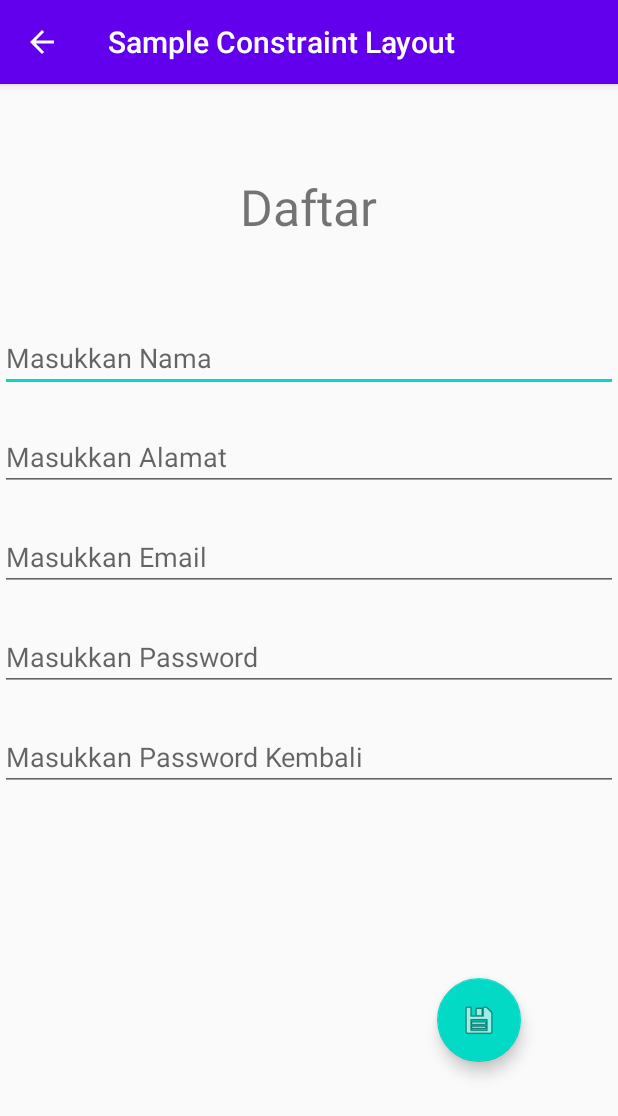
After one commit to priyaihsan/ToastProject, an Android app: the DaftarActivity screen opened directly, with no data from a screen before it, on a phone screen of 412 x 824 dp. The commit adds this screen. Shown: the top 1116 px of the screen. Run offline under Robolectric (Android 15) with nearby library versions, the phone set to English and light mode, and no system bars; 1 statement that could not run was skipped.

Commit message:
floating button

```diff
--- a/app/src/main/AndroidManifest.xml
+++ b/app/src/main/AndroidManifest.xml
@@ -8,6 +8,8 @@
         android:roundIcon="@mipmap/ic_launcher_round"
         android:supportsRtl="true"
         android:theme="@style/AppTheme">
+        <activity android:name=".DaftarActivity"
+            android:parentActivityName=".MainActivity"></activity>
         <activity android:name=".MainActivity">
             <intent-filter>
                 <action android:name="android.intent.action.MAIN" />
@@ -18,6 +20,7 @@
         <activity android:name=".ActivityTwo"
             android:parentActivityName=".MainActivity"
             android:label="@string/label2"></activity>
+
     </application>
 
 </manifest>
--- /dev/null
+++ b/app/src/main/java/com/example/testing/DaftarActivity.java
@@ -0,0 +1,62 @@
+package com.example.testing;
+
+import android.content.Intent;
+import android.os.Bundle;
+import android.view.View;
+import android.widget.EditText;
+import android.widget.Toast;
+
+import androidx.appcompat.app.AppCompatActivity;
+
+import com.google.android.material.floatingactionbutton.FloatingActionButton;
+import com.google.android.material.snackbar.Snackbar;
+
+public class DaftarActivity extends AppCompatActivity {
+    //Deklarasi variabel dengan tipe data EditText
+    EditText edtNama, edtAlamat, edtEmail, edtPassword, edtrepass;
+
+    //Deklarasi variabel dengan tipe data Floating Action Buttom
+    FloatingActionButton fab;
+
+
+    @Override
+    protected void onCreate(Bundle savedInstanceState) {
+        super.onCreate(savedInstanceState);
+        setContentView(R.layout.activity_form);
+
+        fab.setOnClickListener(new View.OnClickListener() {
+            @Override
+            public void onClick(View view) {
+                if(edtNama.getText().toString().isEmpty() ||
+                edtAlamat.getText().toString().isEmpty() ||
+                edtEmail.getText().toString().isEmpty() ||
+                edtPassword.getText().toString().isEmpty() ||
+                edtrepass.getText().toString().isEmpty())
+                {
+                    //menampilkan pesan notifikasi jika seluruh EditText wajib diisi
+                    Snackbar.make(view, "Wajib isi seluruh data !!!", Snackbar.LENGTH_LONG).show();
+                }
+                else {
+                    if(edtPassword.getText().toString().equals(edtrepass.getText().toString())){
+                        //menampilkan pesan notifikasi jika pendaftaran berhasil
+                        Toast.makeText(getApplicationContext(), "Pendaftaran Berhasi...",
+                        Toast.LENGTH_LONG).show();
+
+                        //method untuk kembali ke activity main
+                        Intent i = new Intent(getApplicationContext(), MainActivity.class);
+                        startActivity(i);
+                    }
+                    else {
+                        //menampilkan pesan bahwa isi dari editText password dan repassword
+                        //tidak sama
+                        Snackbar.make(view, "Password dan Repassword harus sama!!!",
+                                Snackbar.LENGTH_LONG).show();
+                    }
+
+                }
+            }
+        });
+    }
+
+
+}
--- a/app/src/main/java/com/example/testing/MainActivity.java
+++ b/app/src/main/java/com/example/testing/MainActivity.java
@@ -1,9 +1,12 @@
 package com.example.testing;
+
 
 import androidx.appcompat.app.AppCompatActivity;
 
 import android.content.Intent;
 import android.os.Bundle;
+import android.view.Menu;
+import android.view.MenuItem;
 import android.view.View;
 import android.widget.Button;
 import android.widget.EditText;
@@ -72,4 +75,21 @@ public class MainActivity extends AppCompatActivity {
             }
         });
     }
+
+    @Override
+    public boolean onCreateOptionsMenu(Menu menu) {
+        //Method untuk menampilkan menu
+        getMenuInflater().inflate(R.menu.menu, menu);
+        return super.onCreateOptionsMenu(menu);
+    }
+
+    @Override
+    public boolean onOptionsItemSelected(MenuItem item) {
+        if(item.getItemId() == R.id.mnDaftar){
+            //Method untuk memanggil activity "daftarActivity"
+            Intent s = new Intent(getApplicationContext(),DaftarActivity.class);
+            startActivity(s);
+        }
+        return super.onOptionsItemSelected(item);
+    }
 }
--- /dev/null
+++ b/app/src/main/res/layout/activity_form.xml
@@ -0,0 +1,111 @@
+<?xml version="1.0" encoding="utf-8"?>
+<androidx.constraintlayout.widget.ConstraintLayout
+    xmlns:android="http://schemas.android.com/apk/res/android"
+    xmlns:app="http://schemas.android.com/apk/res-auto"
+    xmlns:tools="http://schemas.android.com/tools"
+    android:layout_width="match_parent"
+    android:layout_height="match_parent"
+    tools:context=".DaftarActivity">
+
+    <TextView
+        android:id="@+id/textView2"
+        android:layout_width="wrap_content"
+        android:layout_height="wrap_content"
+        android:layout_marginStart="157dp"
+        android:layout_marginLeft="157dp"
+        android:layout_marginTop="43dp"
+        android:layout_marginEnd="158dp"
+        android:layout_marginRight="158dp"
+        android:layout_marginBottom="20dp"
+        android:text="@string/lDaftar"
+        android:textSize="15pt"
+        app:layout_constraintBottom_toTopOf="@+id/edNama"
+        app:layout_constraintEnd_toEndOf="parent"
+        app:layout_constraintStart_toStartOf="parent"
+        app:layout_constraintTop_toTopOf="parent" />
+
+    <EditText
+        android:id="@+id/edNama"
+        android:layout_width="match_parent"
+        android:layout_height="wrap_content"
+        android:layout_marginTop="20dp"
+        android:ems="10"
+        android:hint="@string/enama"
+        android:inputType="textPersonName"
+        app:layout_constraintBottom_toTopOf="@+id/edAlamat"
+        app:layout_constraintEnd_toEndOf="parent"
+        app:layout_constraintStart_toStartOf="parent"
+        app:layout_constraintTop_toBottomOf="@+id/textView2" />
+
+    <EditText
+        android:id="@+id/edAlamat"
+        android:layout_width="match_parent"
+        android:layout_height="wrap_content"
+        android:layout_marginTop="5dp"
+        android:ems="10"
+        android:hint="@string/ealamat"
+        android:inputType="textImeMultiLine"
+        app:layout_constraintBottom_toTopOf="@+id/EdEmail"
+        app:layout_constraintEnd_toEndOf="parent"
+        app:layout_constraintStart_toStartOf="parent"
+        app:layout_constraintTop_toBottomOf="@+id/edNama" />
+
+    <EditText
+        android:id="@+id/EdEmail"
+        android:layout_width="match_parent"
+        android:layout_height="wrap_content"
+        android:layout_marginTop="5dp"
+        android:ems="10"
+        android:hint="@string/eemail"
+        android:inputType="textPersonName"
+        app:layout_constraintBottom_toTopOf="@+id/edPass"
+        app:layout_constraintEnd_toEndOf="parent"
+        app:layout_constraintStart_toStartOf="parent"
+        app:layout_constraintTop_toBottomOf="@+id/edAlamat" />
+
+    <EditText
+        android:id="@+id/edPass"
+        android:layout_width="match_parent"
+        android:layout_height="wrap_content"
+        android:layout_marginTop="5dp"
+        android:ems="10"
+        android:hint="@string/epass"
+        android:inputType="textPassword"
+        app:layout_constraintBottom_toTopOf="@+id/edrepas"
+        app:layout_constraintEnd_toEndOf="parent"
+        app:layout_constraintStart_toStartOf="parent"
+        app:layout_constraintTop_toBottomOf="@+id/EdEmail" />
+
+    <EditText
+        android:id="@+id/edrepas"
+        android:layout_width="match_parent"
+        android:layout_height="wrap_content"
+        android:layout_marginTop="5dp"
+        android:layout_marginBottom="99dp"
+        android:ems="10"
+        android:hint="@string/erepass"
+        android:inputType="textPassword"
+        app:layout_constraintBottom_toTopOf="@+id/floatingActionButton"
+        app:layout_constraintEnd_toEndOf="parent"
+        app:layout_constraintStart_toStartOf="parent"
+        app:layout_constraintTop_toBottomOf="@+id/edPass" />
+
+    <com.google.android.material.floatingactionbutton.FloatingActionButton
+        android:id="@+id/floatingActionButton"
+        android:layout_width="wrap_content"
+        android:layout_height="wrap_content"
+        android:layout_marginStart="291dp"
+        android:layout_marginLeft="291dp"
+        android:layout_marginTop="10dp"
+        android:layout_marginEnd="64dp"
+        android:layout_marginRight="64dp"
+        android:layout_marginBottom="100dp"
+        android:clickable="true"
+        app:layout_constraintBottom_toBottomOf="parent"
+        app:layout_constraintEnd_toEndOf="parent"
+        app:layout_constraintHorizontal_bias="0.0"
+        app:layout_constraintStart_toStartOf="parent"
+        app:layout_constraintTop_toBottomOf="@+id/edrepas"
+        app:srcCompat="@android:drawable/ic_menu_save" />
+
+</androidx.constraintlayout.widget.ConstraintLayout>
--- /dev/null
+++ b/app/src/main/res/menu/menu.xml
@@ -0,0 +1,7 @@
+<?xml version="1.0" encoding="utf-8"?>
+<menu xmlns:android="http://schemas.android.com/apk/res/android">
+
+    <item
+        android:id="@+id/mnDaftar"
+        android:title="@string/mDaftar" />
+</menu>
--- a/app/src/main/res/values/strings.xml
+++ b/app/src/main/res/values/strings.xml
@@ -11,5 +11,12 @@
     <string name="txemail">Ini Hasil Email</string>
     <string name="txpassword">Ini Hasil Password</string>
     <string name="label2">Login Berhasil</string>
+    <string name="mDaftar">Pendaftaran</string>
+    <string name="lDaftar">Daftar</string>
+    <string name="enama">Masukkan Nama</string>
+    <string name="eemail">Masukkan Email</string>
+    <string name="epass">Masukkan Password</string>
+    <string name="erepass">Masukkan Password Kembali</string>
+    <string name="ealamat">Masukkan Alamat</string>
 
 </resources>
```
